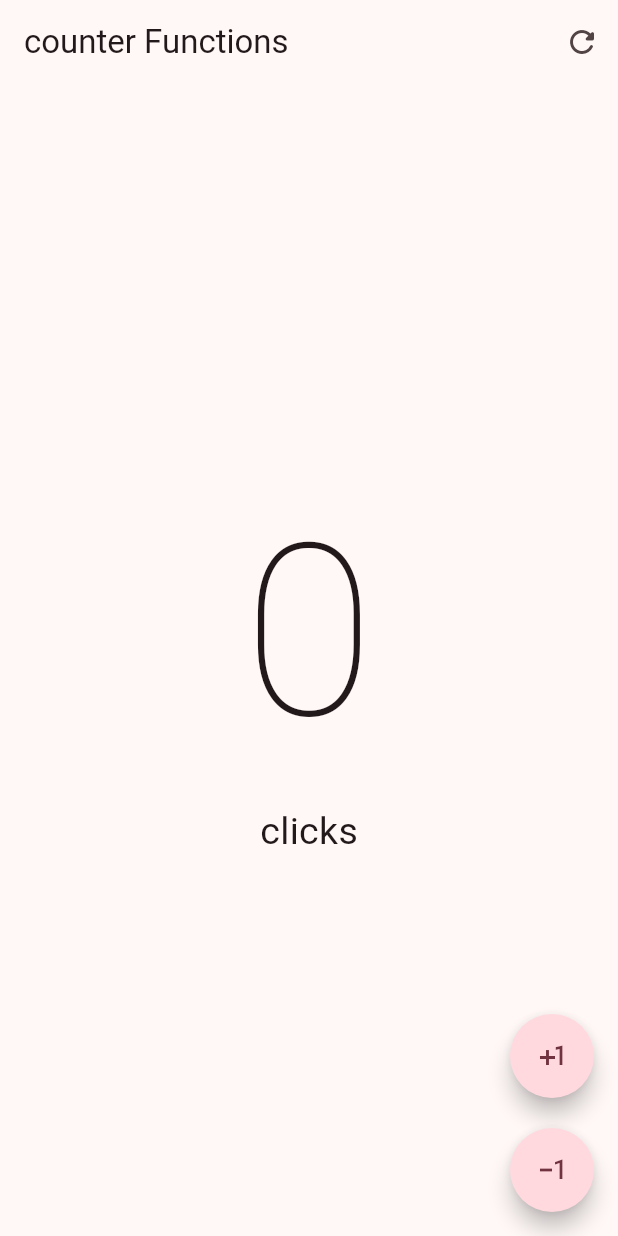
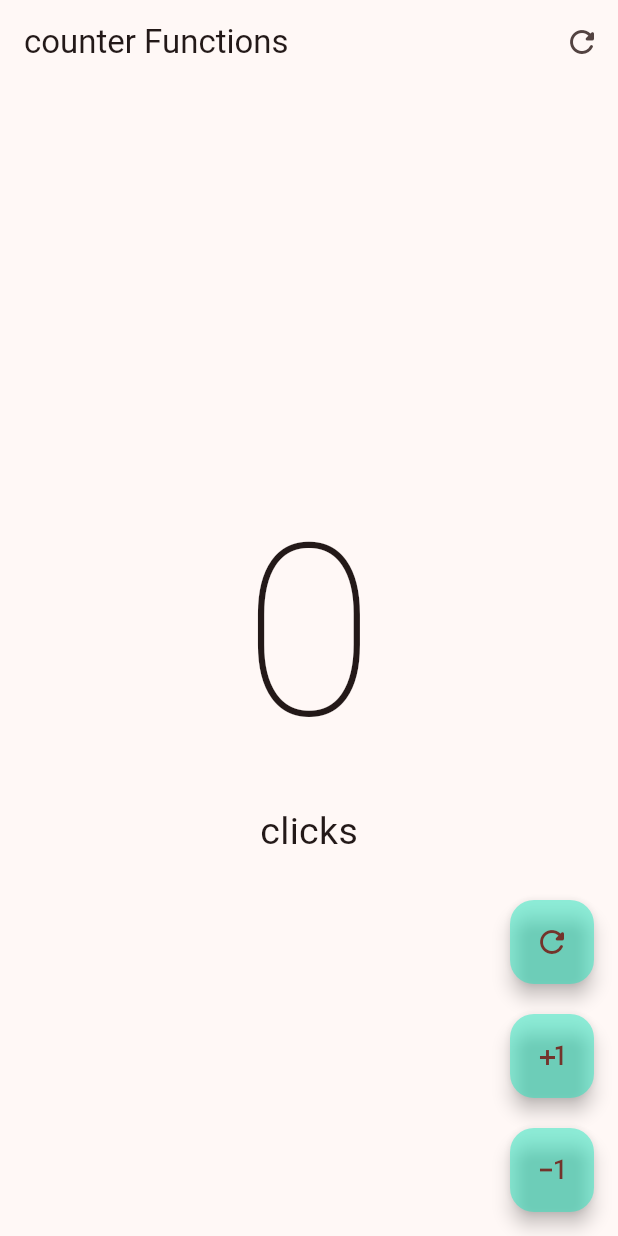
Before and after one commit to Patatalmeja98/Flutter_De_Cero_A_Experto, a Flutter app: the screen it shows after launch, after a tap on the "plus one" icon, after a tap on the "exposure minus 1" icon, on a phone screen of 412 x 824 dp. Run offline on Flutter 3.47's test engine with Material 2 defaults, Android fonts, the phone set to English and light mode, and no system bars.

Commit message:
seccion 4 terminada

```diff
--- a/02 -Prueba_flutter_application_1/lib/Presentation/screens/Counter_Funcions_Screan.dart
+++ b/02 -Prueba_flutter_application_1/lib/Presentation/screens/Counter_Funcions_Screan.dart
@@ -44,28 +44,58 @@ class _CounterFunctionsScreenState extends State<CounterFunctionsScreen> {
         floatingActionButton: Column(
           mainAxisAlignment: MainAxisAlignment.end,
           children: [
-            FloatingActionButton(
-              shape: const StadiumBorder(),
+            CustomBotton(
+              icon: Icons.refresh_rounded,
               onPressed: () {
-                setState(() {
-                  clickCounter++;
-                });
+                setState(() {});
+                clickCounter = 0;
               },
-              child: const Icon(Icons.plus_one),
             ),
             const SizedBox(
               height: 20,
             ),
-            FloatingActionButton(
-              shape: const StadiumBorder(),
+            CustomBotton(
+              icon: Icons.plus_one,
               onPressed: () {
-                setState(() {
-                  clickCounter--;
-                });
+                clickCounter++;
+                setState(() {});
               },
-              child: const Icon(Icons.exposure_minus_1_outlined),
+            ),
+            const SizedBox(
+              height: 20,
+            ),
+            CustomBotton(
+              icon: Icons.exposure_minus_1_outlined,
+              onPressed: () {
+                if (clickCounter == 0) return;
+                clickCounter--;
+                setState(() {});
+              },
             ),
           ],
         ));
   }
 }
+
+class CustomBotton extends StatelessWidget {
+  final IconData icon;
+  final VoidCallback? onPressed;
+
+  const CustomBotton({
+    super.key,
+    required this.icon,
+    this.onPressed,
+  });
+
+  @override
+  Widget build(BuildContext context) {
+    return FloatingActionButton(
+      //shape: const StadiumBorder(),
+      enableFeedback: true,
+      elevation: 5,
+      backgroundColor: Color.fromARGB(118, 21, 233, 190),
+      onPressed: onPressed,
+      child: Icon(icon),
+    );
+  }
+}
--- a/02 -Prueba_flutter_application_1/lib/main.dart
+++ b/02 -Prueba_flutter_application_1/lib/main.dart
@@ -13,7 +13,9 @@ class MyApp extends StatelessWidget {
   Widget build(BuildContext context) {
     return MaterialApp(
         debugShowCheckedModeBanner: false,
-        theme: ThemeData(useMaterial3: true, colorSchemeSeed: Colors.pink),
+        theme: ThemeData(
+            useMaterial3: true,
+            colorSchemeSeed: Color.fromARGB(255, 242, 12, 8)),
         home: const CounterFunctionsScreen());
   }
 }
```
